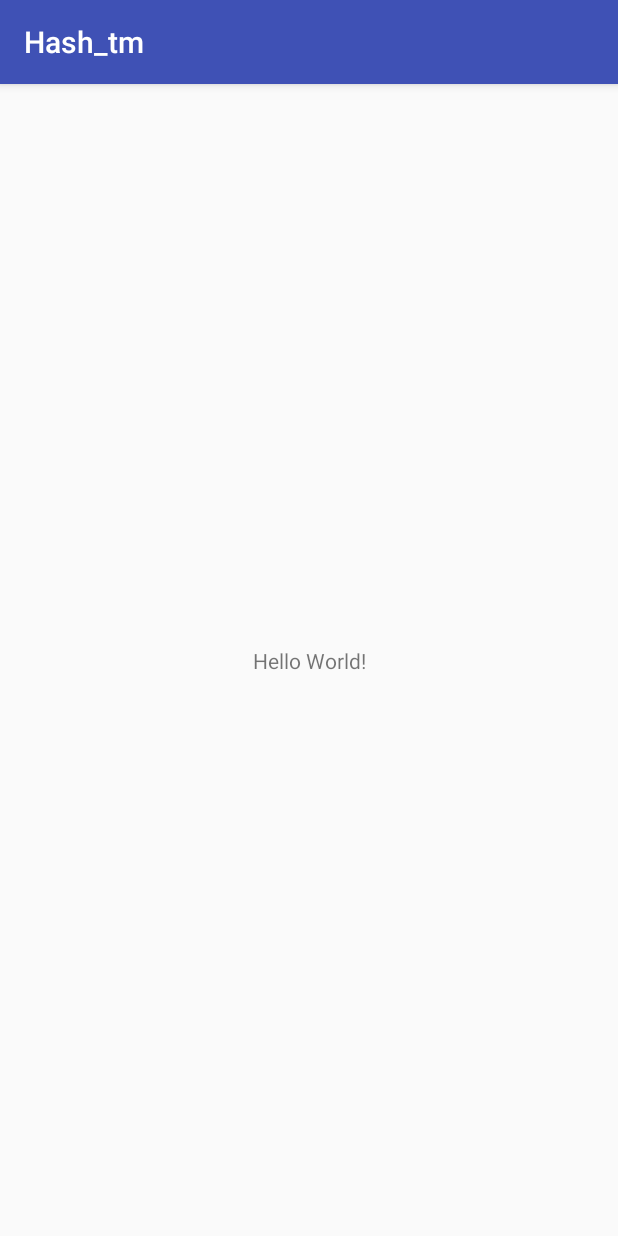
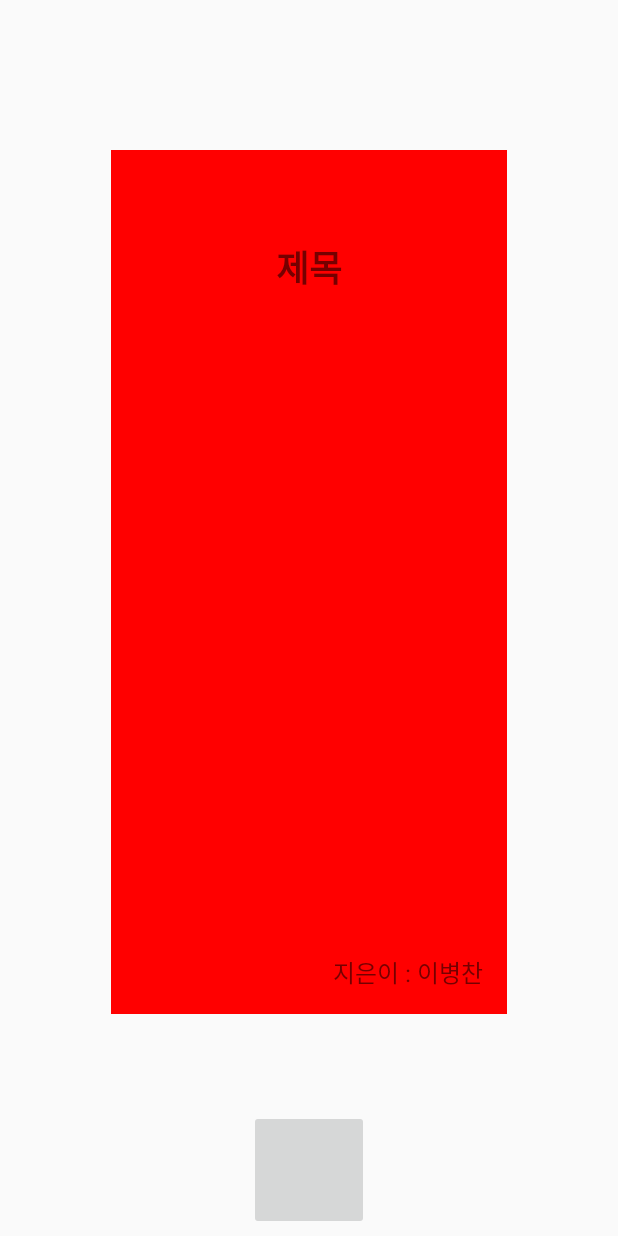
Before and after one commit to Woollim/Poem, an Android app: the screen it shows after launch (MainActivity), on a phone screen of 412 x 824 dp. Run offline under Robolectric (Android 15) with nearby library versions, the phone set to English and light mode, and no system bars.

Commit message:
create main view read view

```diff
--- a/app/src/main/AndroidManifest.xml
+++ b/app/src/main/AndroidManifest.xml
@@ -9,7 +9,7 @@
         android:roundIcon="@mipmap/ic_launcher_round"
         android:supportsRtl="true"
         android:theme="@style/AppTheme">
-        <activity android:name=".MainActivity">
+        <activity android:name=".activity.MainActivity">
             <intent-filter>
                 <action android:name="android.intent.action.MAIN" />
 
--- /dev/null
+++ b/app/src/main/java/root/hash_tm/Fragment/BookFragment.java
@@ -0,0 +1,45 @@
+package root.hash_tm.Fragment;
+
+import android.annotation.SuppressLint;
+import android.content.Context;
+import android.content.Intent;
+import android.os.Bundle;
+import android.support.annotation.Nullable;
+import android.support.v4.app.Fragment;
+import android.view.LayoutInflater;
+import android.view.View;
+import android.view.ViewGroup;
+import android.widget.TextView;
+
+import root.hash_tm.R;
+
+/**
+ * Created by root1 on 2017. 8. 29..
+ */
+
+@SuppressLint("ValidFragment")
+public class BookFragment extends Fragment {
+
+    private Context context;
+
+    public BookFragment(Context context) {
+        this.context = context;
+    }
+
+    @Nullable
+    @Override
+    public View onCreateView(LayoutInflater inflater, @Nullable final ViewGroup container, @Nullable Bundle savedInstanceState) {
+        View view = inflater.inflate(R.layout.view_book,container,false);
+        TextView titleText = (TextView) view.findViewById(R.id.titleText);
+        TextView writerText = (TextView) view.findViewById(R.id.writerText);
+        view.setOnClickListener(new View.OnClickListener() {
+            @Override
+            public void onClick(View view) {
+                Intent intent = new Intent();
+                context.startActivity(intent);
+            }
+        });
+
+        return view;
+    }
+}
--- /dev/null
+++ b/app/src/main/java/root/hash_tm/activity/MainActivity.java
@@ -0,0 +1,40 @@
+package root.hash_tm.activity;
+
+import android.os.Bundle;
+import android.support.v4.app.Fragment;
+import android.support.v4.app.FragmentManager;
+import android.support.v4.app.FragmentPagerAdapter;
+import android.support.v4.view.ViewPager;
+
+import root.hash_tm.Fragment.BookFragment;
+import root.hash_tm.R;
+import root.hash_tm.util.BaseActivity;
+
+public class MainActivity extends BaseActivity {
+
+    @Override
+    protected void onCreate(Bundle savedInstanceState) {
+        super.onCreate(savedInstanceState);
+        setContentView(R.layout.activity_main);
+
+        ViewPager viewPager = (ViewPager)findViewById(R.id.viewPager);
+        viewPager.setAdapter(new MainViewPagerAdapter(getSupportFragmentManager()));
+    }
+
+    private class MainViewPagerAdapter extends FragmentPagerAdapter{
+
+        public MainViewPagerAdapter(FragmentManager fm) {
+            super(fm);
+        }
+
+        @Override
+        public Fragment getItem(int position) {
+            return new BookFragment(MainActivity.this);
+        }
+
+        @Override
+        public int getCount() {
+            return 3;
+        }
+    }
+}
--- a/app/src/main/res/layout/activity_main.xml
+++ b/app/src/main/res/layout/activity_main.xml
@@ -1,18 +1,23 @@
 <?xml version="1.0" encoding="utf-8"?>
-<android.support.constraint.ConstraintLayout xmlns:android="http://schemas.android.com/apk/res/android"
-    xmlns:app="http://schemas.android.com/apk/res-auto"
+<LinearLayout
+    xmlns:android="http://schemas.android.com/apk/res/android"
     xmlns:tools="http://schemas.android.com/tools"
     android:layout_width="match_parent"
     android:layout_height="match_parent"
-    tools:context="root.hash_tm.MainActivity">
+    android:orientation="vertical"
+    tools:context="root.hash_tm.activity.MainActivity">
 
-    <TextView
-        android:layout_width="wrap_content"
-        android:layout_height="wrap_content"
-        android:text="Hello World!"
-        app:layout_constraintBottom_toBottomOf="parent"
-        app:layout_constraintLeft_toLeftOf="parent"
-        app:layout_constraintRight_toRightOf="parent"
-        app:layout_constraintTop_toTopOf="parent" />
+    <android.support.v4.view.ViewPager
+        android:id="@+id/viewPager"
+        android:layout_width="match_parent"
+        android:layout_height="0dp"
+        android:layout_weight="1"/>
 
-</android.support.constraint.ConstraintLayout>
+    <ImageButton
+        android:id="@+id/writeButton"
+        android:layout_marginBottom="4dp"
+        android:layout_gravity="center_horizontal"
+        android:layout_width="80dp"
+        android:layout_height="80dp" />
+
+</LinearLayout>
--- /dev/null
+++ b/app/src/main/res/layout/view_book.xml
@@ -0,0 +1,35 @@
+<?xml version="1.0" encoding="utf-8"?>
+<RelativeLayout xmlns:android="http://schemas.android.com/apk/res/android"
+    android:layout_width="match_parent"
+    android:layout_height="match_parent"
+    android:paddingTop="100dp"
+    android:paddingBottom="64dp"
+    android:paddingLeft="74dp"
+    android:paddingRight="74dp">
+
+    <ImageView
+        android:background="#ff0000"
+        android:layout_width="match_parent"
+        android:layout_height="match_parent" />
+
+    <TextView
+        android:id="@+id/titleText"
+        android:layout_width="wrap_content"
+        android:layout_height="wrap_content"
+        android:text="제목"
+        android:textSize="24sp"
+        android:layout_marginTop="60dp"
+        android:layout_centerHorizontal="true"
+        android:textStyle="bold"/>
+
+    <TextView
+        android:id="@+id/writerText"
+        android:layout_width="wrap_content"
+        android:layout_height="wrap_content"
+        android:textSize="16dp"
+        android:layout_alignParentBottom="true"
+        android:layout_alignParentRight="true"
+        android:layout_margin="16dp"
+        android:text="지은이 : 이병찬"/>
+
+</RelativeLayout>
--- a/app/src/main/res/values/styles.xml
+++ b/app/src/main/res/values/styles.xml
@@ -1,7 +1,7 @@
 <resources>
 
     <!-- Base application theme. -->
-    <style name="AppTheme" parent="Theme.AppCompat.Light.DarkActionBar">
+    <style name="AppTheme" parent="Theme.AppCompat.Light.NoActionBar">
         <!-- Customize your theme here. -->
         <item name="colorPrimary">@color/colorPrimary</item>
         <item name="colorPrimaryDark">@color/colorPrimaryDark</item>
```
Also changed, not shown: app/src/main/java/root/hash_tm/MainActivity.java (deleted, +0 -14 lines), app/src/main/java/root/hash_tm/activity/PoemActivity.java (added, +20 -0 lines), app/src/main/java/root/hash_tm/connect/ConnectInterface.java (added, +9 -0 lines), app/src/main/java/root/hash_tm/util/UtilClass.java (added, +33 -0 lines), app/src/main/res/layout/activity_poem.xml (added, +35 -0 lines).
